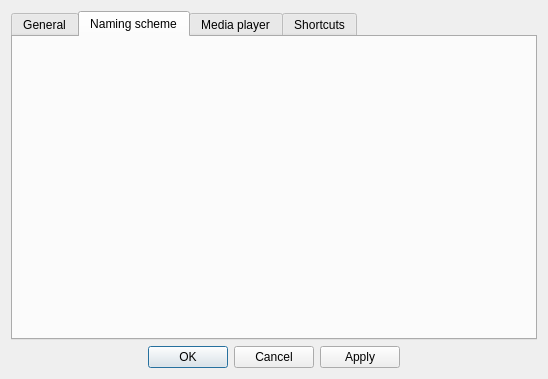
The window that settingswindow.ui (doublejim/QYoutubeDownloader) describes before a commit, drawn with Qt 5.
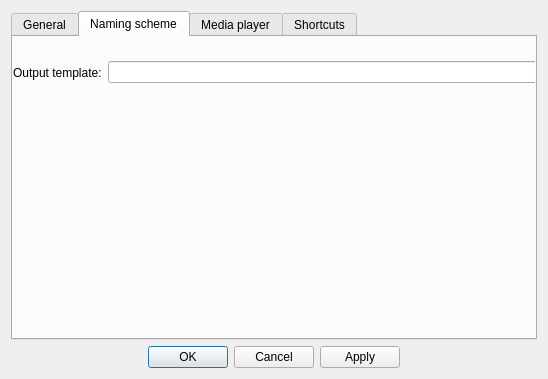
The same window after the commit. The open tabs and pages were chosen to show the change.

Commit message: Fixes #4: "Ability to customize output filenames." and also misc settings related changes  issue: https://triplejim.herokuapp.com/issues/4

```diff
--- a/settingswindow.ui
+++ b/settingswindow.ui
@@ -61,6 +61,28 @@
       <attribute name="title">
        <string>Naming scheme</string>
       </attribute>
+      <widget class="QWidget" name="horizontalWidget_3" native="true">
+       <property name="geometry">
+        <rect>
+         <x>0</x>
+         <y>10</y>
+         <width>531</width>
+         <height>51</height>
+        </rect>
+       </property>
+       <layout class="QHBoxLayout" name="horizontalLayout_3">
+        <item>
+         <widget class="QLabel" name="label_3">
+          <property name="text">
+           <string>Output template:</string>
+          </property>
+         </widget>
+        </item>
+        <item>
+         <widget class="QLineEdit" name="editOutputTemplate"/>
+        </item>
+       </layout>
+      </widget>
      </widget>
      <widget class="QWidget" name="tab_4">
       <attribute name="title">
```
Left out of the diff: 2 changed lines with no effect on the pictures. The commit also changes 4 other files.
